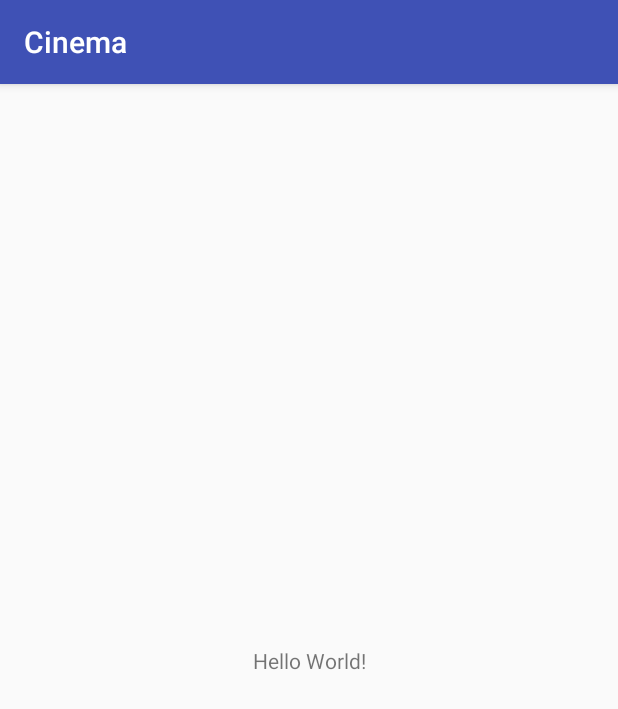
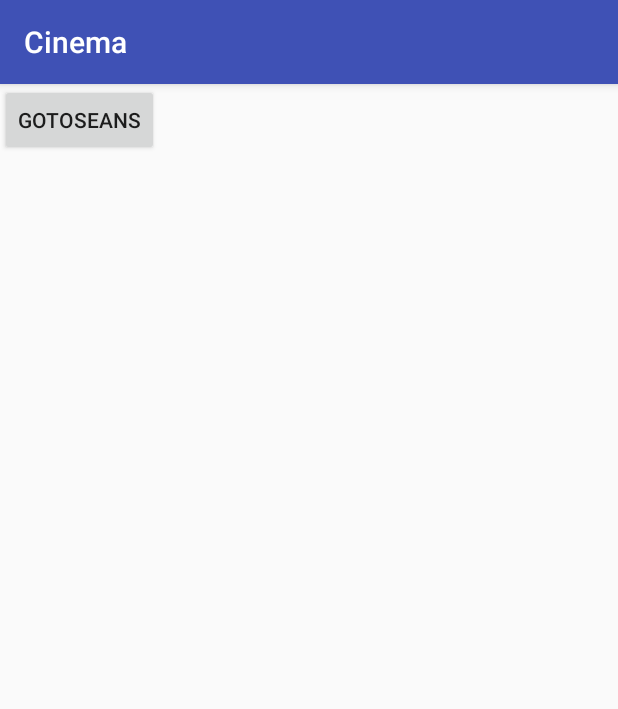
Before and after one commit to karen98bdiw/Cinema, an Android app: the screen it shows after launch (MainActivity), on a phone screen of 412 x 824 dp. Shown: the top 709 px of the screen. Run offline under Robolectric (Android 15) with nearby library versions, the phone set to English and light mode, and no system bars.

Commit message:
seanses and halls view is drowd

```diff
--- a/app/build.gradle
+++ b/app/build.gradle
@@ -22,6 +22,7 @@ dependencies {
     implementation fileTree(dir: 'libs', include: ['*.jar'])
     implementation 'com.android.support:appcompat-v7:28.0.0'
     implementation 'com.android.support.constraint:constraint-layout:1.1.3'
+    implementation 'com.android.support:recyclerview-v7:28.0.0'
     testImplementation 'junit:junit:4.12'
     androidTestImplementation 'com.android.support.test:runner:1.0.2'
     androidTestImplementation 'com.android.support.test.espresso:espresso-core:3.0.2'
--- a/app/src/main/AndroidManifest.xml
+++ b/app/src/main/AndroidManifest.xml
@@ -16,6 +16,9 @@
                 <category android:name="android.intent.category.LAUNCHER" />
             </intent-filter>
         </activity>
+        <activity android:name=".Seanses" />
+        <activity android:name=".HallViewActivity" />
+        <activity android:name=".FilmsActivity"></activity>
     </application>
 
 </manifest>
--- a/app/src/main/java/com/example/karen/cinema/Film.java
+++ b/app/src/main/java/com/example/karen/cinema/Film.java
@@ -2,13 +2,14 @@ package com.example.karen.cinema;
 
 import android.net.Uri;
 
+import java.util.ArrayList;
 import java.util.Date;
 import java.util.List;
 
 public class Film {
     private String filmName;
     private String fimlImgUri;
-    private List<Seans> seanses;
+    private List<Seans> seanses = new ArrayList<>();
 
     public Film(String filmName, String fimlImgUri) {
         this.filmName = filmName;
--- a/app/src/main/java/com/example/karen/cinema/MainActivity.java
+++ b/app/src/main/java/com/example/karen/cinema/MainActivity.java
@@ -1,22 +1,30 @@
 package com.example.karen.cinema;
 
+import android.content.Intent;
 import android.support.v7.app.AppCompatActivity;
 import android.os.Bundle;
+import android.view.View;
+import android.widget.Button;
 
 import java.util.Calendar;
 import java.util.Date;
+import java.util.List;
 
 public class MainActivity extends AppCompatActivity {
-
+ Button btn;
     @Override
     protected void onCreate(Bundle savedInstanceState) {
         super.onCreate(savedInstanceState);
         setContentView(R.layout.activity_main);
+        btn = findViewById(R.id.goToSeans);
 
-        Film film = new Film("hey","");
-        film.addSeans(new Seans(Hall.HALL_1,
-                new Date(2018,12,8,11,0),
-                2000));
+        btn.setOnClickListener(new View.OnClickListener() {
+            @Override
+            public void onClick(View v) {
+                Intent intent = new Intent(MainActivity.this,Seanses.class);
+                startActivity(intent);
+            }
+        });
 
 
     }
--- a/app/src/main/res/layout/activity_main.xml
+++ b/app/src/main/res/layout/activity_main.xml
@@ -6,13 +6,11 @@
     android:layout_height="match_parent"
     tools:context=".MainActivity">
 
-    <TextView
+    <Button
+        android:id="@+id/goToSeans"
         android:layout_width="wrap_content"
         android:layout_height="wrap_content"
-        android:text="Hello World!"
-        app:layout_constraintBottom_toBottomOf="parent"
-        app:layout_constraintLeft_toLeftOf="parent"
-        app:layout_constraintRight_toRightOf="parent"
-        app:layout_constraintTop_toTopOf="parent" />
+        android:text="goToSeans"
+        />
 
 </android.support.constraint.ConstraintLayout>
```
Also changed, not shown: app/src/main/java/com/example/karen/cinema/Hall.java (+12 -1 lines), app/src/main/java/com/example/karen/cinema/Place.java (+11 -1 lines).
